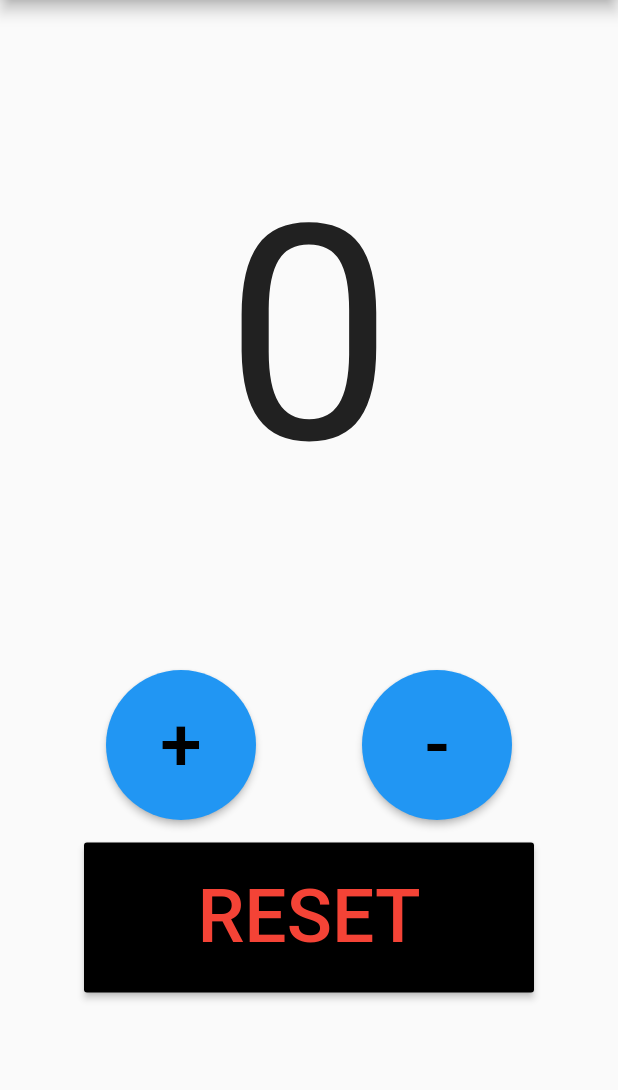
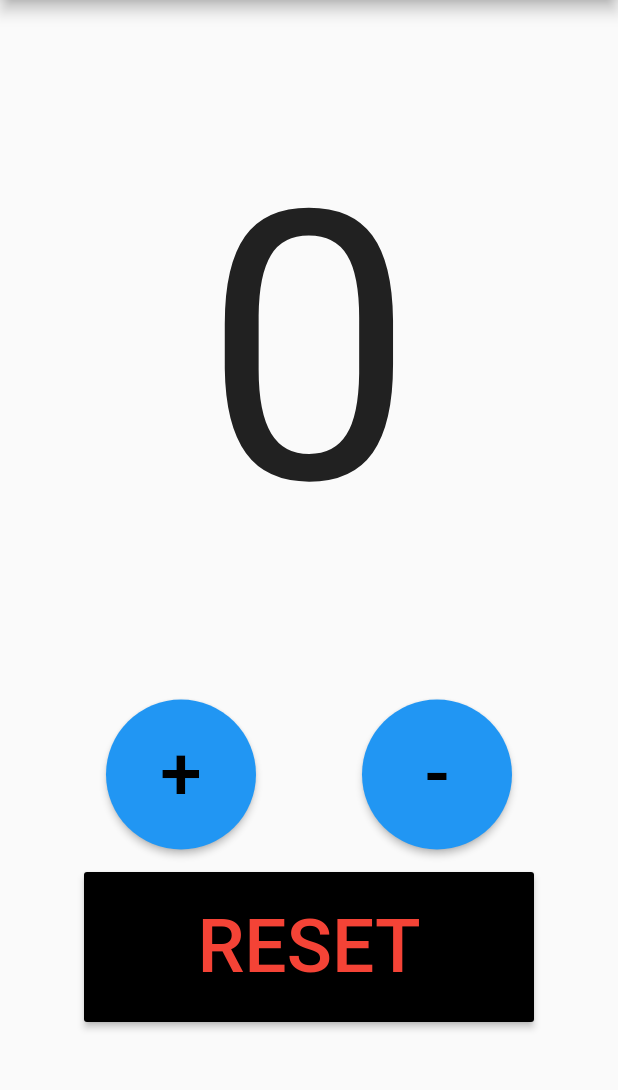
Before and after one commit to surya8barca/counter_app, a Flutter app: the screen it shows after launch, on a phone screen of 412 x 824 dp, the part 84-1174 px from its top. Run offline on Flutter 3.47's test engine with Material 2 defaults, Android fonts, the phone set to English and light mode, and no system bars.

Commit message:
Update main.dart

```diff
--- a/lib/main.dart
+++ b/lib/main.dart
@@ -34,7 +34,7 @@ class _HomeState extends State<Home> {
       Center(child: Text(
         '$counter',
         style: TextStyle(
-          fontSize: 200.0,
+          fontSize: 250.0,
         ),
       ),
       ),
@@ -98,7 +98,6 @@ class _HomeState extends State<Home> {
           )
           ),
         ],
-
       ),
 
   ],
```
